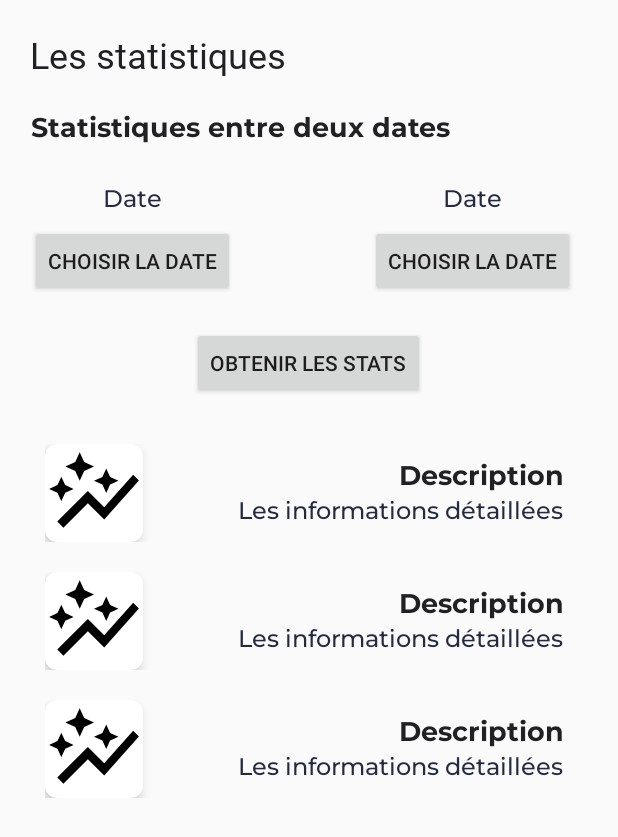
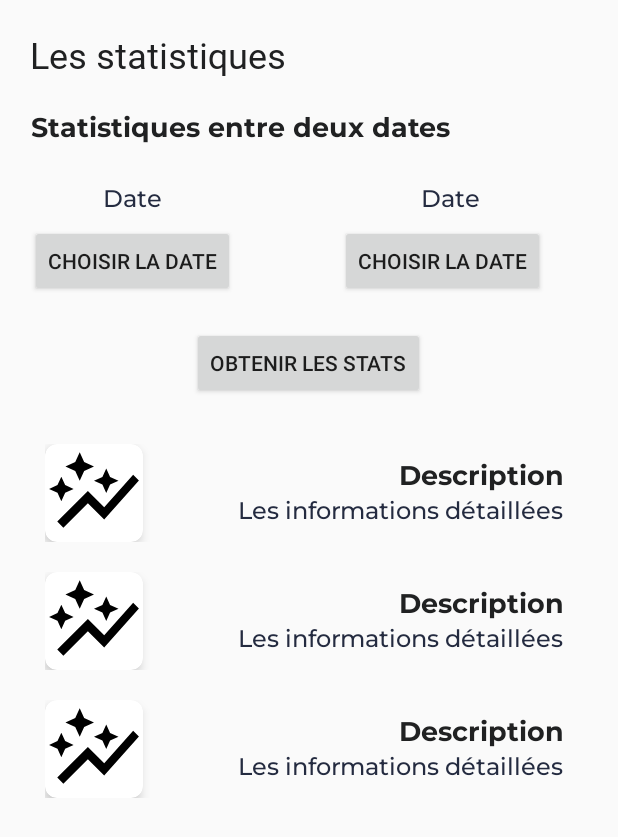
Before and after one commit to Restiloc/restiloc, an Android app: the layout fragment_statistiques.xml on its own in the app's theme, with its tools: preview values and no code run, on a phone screen of 412 x 824 dp. Shown: the top 837 px of the screen. Run offline under Robolectric (Android 15) with nearby library versions, the phone set to English and light mode, and no system bars.

Commit message:
fix: update fragment

```diff
--- a/app/src/main/res/layout/fragment_statistiques.xml
+++ b/app/src/main/res/layout/fragment_statistiques.xml
@@ -65,7 +65,7 @@ tools:context=".ui.statistiques.StatistiquesFragment">
         <LinearLayout
             android:layout_width="wrap_content"
             android:layout_height="wrap_content"
-            android:layout_marginLeft="@dimen/default_margin"
+            android:layout_marginLeft="10dp"
             android:layout_gravity="end|right"
             android:orientation="vertical">
 
@@ -87,7 +87,7 @@ tools:context=".ui.statistiques.StatistiquesFragment">
                 android:layout_height="wrap_content"
                 android:layout_gravity="left"
                 android:layout_marginTop="5dp"
-                android:layout_marginLeft="50dp"
+                android:layout_marginLeft="40dp"
                 android:text="@string/choose_date" />
 
         </LinearLayout>
```
Also changed, not shown: app/src/main/java/space/ava/restiloc/ui/statistiques/StatistiquesFragment.kt (+2 -9 lines).
